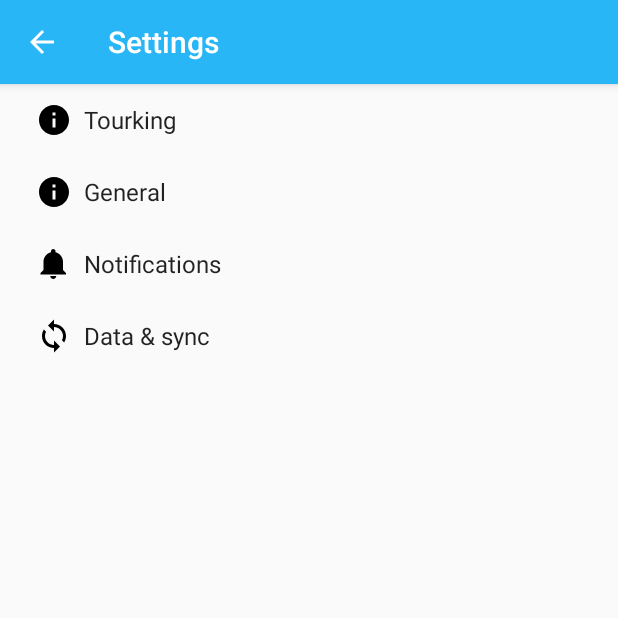
After one commit to TourKing/TourKingAndroid, an Android app: the SettingsActivity screen opened directly, with no data from a screen before it, on a phone screen of 412 x 824 dp, the top half of it. The commit adds this screen. Run offline under Robolectric (Android 15) with nearby library versions, the phone set to English and light mode, and no system bars.

Commit message:
pushing my settings changes to merge with holly's

```diff
--- a/TK/app/build.gradle
+++ b/TK/app/build.gradle
@@ -5,6 +5,8 @@ dependencies {
     implementation 'com.android.support:appcompat-v7:26.1.0'
     implementation 'com.android.support:design:26.1.0'
     implementation 'com.android.support.constraint:constraint-layout:1.0.2'
+    implementation 'com.android.support:support-v4:26.1.0'
+    implementation 'com.android.support:support-vector-drawable:26.1.0'
     compile 'com.android.support:recyclerview-v7:23.3.+'
     compile 'com.android.support:cardview-v7:23.3.+'
     testImplementation 'junit:junit:4.12'
@@ -31,6 +33,7 @@ android {
         versionName "1.0"
         testInstrumentationRunner "android.support.test.runner.AndroidJUnitRunner"
 
+        vectorDrawables.useSupportLibrary = true
     }
     buildTypes {
         release {
--- a/TK/app/src/main/java/com/holly/tourking/MainActivity.java
+++ b/TK/app/src/main/java/com/holly/tourking/MainActivity.java
@@ -153,8 +153,8 @@ public class MainActivity extends AppCompatActivity
                 this.section = "supermarket";
                 break;
             case R.id.nav_settings:
-                this.section = "settings";
-                break;
+                Intent intent = new Intent(this, SettingsActivity.class);
+                startActivity(intent);
         }
 
         // hide drawer
--- a/TK/app/src/main/res/values/strings.xml
+++ b/TK/app/src/main/res/values/strings.xml
@@ -22,4 +22,77 @@
     <string name="translate_text">Translate</string>
     <string name="speak_text">Speak</string>
     <string name="listen_text">Listen</string>
+    <string name="title_activity_settings">Settings</string>
+
+    <!-- Strings related to Settings -->
+
+    <!-- Example General settings -->
+    <string name="pref_header_general">General</string>
+
+    <string name="pref_title_social_recommendations">Enable social recommendations</string>
+    <string name="pref_description_social_recommendations">Recommendations for people to contact
+        based on your message history
+    </string>
+
+    <string name="pref_title_display_name">Display name</string>
+    <string name="pref_default_display_name">John Smith</string>
+
+    <string name="pref_title_add_friends_to_messages">Add friends to messages</string>
+    <string-array name="pref_example_list_titles">
+        <item>Always</item>
+        <item>When possible</item>
+        <item>Never</item>
+    </string-array>
+    <string-array name="pref_example_list_values">
+        <item>1</item>
+        <item>0</item>
+        <item>-1</item>
+    </string-array>
+
+    <!-- Example settings for Data & Sync -->
+    <string name="pref_header_data_sync">Data &amp; sync</string>
+
+    <string name="pref_title_sync_frequency">Sync frequency</string>
+    <string-array name="pref_sync_frequency_titles">
+        <item>15 minutes</item>
+        <item>30 minutes</item>
+        <item>1 hour</item>
+        <item>3 hours</item>
+        <item>6 hours</item>
+        <item>Never</item>
+    </string-array>
+    <string-array name="pref_sync_frequency_values">
+        <item>15</item>
+        <item>30</item>
+        <item>60</item>
+        <item>180</item>
+        <item>360</item>
+        <item>-1</item>
+    </string-array>
+
+    <string-array name="list_preference_entries">
+        <item>Entry 1</item>
+        <item>Entry 2</item>
+        <item>Entry 3</item>
+    </string-array>
+
+    <string-array name="list_preference_entry_values">
+        <item>1</item>
+        <item>2</item>
+        <item>3</item>
+    </string-array>
+
+    <string-array name="multi_select_list_preference_default_value" />
+
+    <string name="pref_title_system_sync_settings">System sync settings</string>
+
+    <!-- Example settings for Notifications -->
+    <string name="pref_header_notifications">Notifications</string>
+
+    <string name="pref_title_new_message_notifications">New message notifications</string>
+
+    <string name="pref_title_ringtone">Ringtone</string>
+    <string name="pref_ringtone_silent">Silent</string>
+
+    <string name="pref_title_vibrate">Vibrate</string>
 </resources>
--- /dev/null
+++ b/TK/app/src/main/res/xml/pref_data_sync.xml
@@ -0,0 +1,21 @@
+<PreferenceScreen xmlns:android="http://schemas.android.com/apk/res/android">
+
+    <!-- NOTE: Hide buttons to simplify the UI. Users can touch outside the dialog to
+         dismiss it. -->
+    <!-- NOTE: ListPreference's summary should be set to its value by the activity code. -->
+    <ListPreference
+        android:defaultValue="180"
+        android:entries="@array/pref_sync_frequency_titles"
+        android:entryValues="@array/pref_sync_frequency_values"
+        android:key="sync_frequency"
+        android:negativeButtonText="@null"
+        android:positiveButtonText="@null"
+        android:title="@string/pref_title_sync_frequency" />
+
+    <!-- This preference simply launches an intent when selected. Use this UI sparingly, per
+         design guidelines. -->
+    <Preference android:title="@string/pref_title_system_sync_settings">
+        <intent android:action="android.settings.SYNC_SETTINGS" />
+    </Preference>
+
+</PreferenceScreen>
--- /dev/null
+++ b/TK/app/src/main/res/xml/pref_general.xml
@@ -0,0 +1,33 @@
+<PreferenceScreen xmlns:android="http://schemas.android.com/apk/res/android">
+
+    <SwitchPreference
+        android:defaultValue="true"
+        android:key="example_switch"
+        android:summary="@string/pref_description_social_recommendations"
+        android:title="@string/pref_title_social_recommendations" />
+
+    <!-- NOTE: EditTextPreference accepts EditText attributes. -->
+    <!-- NOTE: EditTextPreference's summary should be set to its value by the activity code. -->
+    <EditTextPreference
+        android:capitalize="words"
+        android:defaultValue="@string/pref_default_display_name"
+        android:inputType="textCapWords"
+        android:key="example_text"
+        android:maxLines="1"
+        android:selectAllOnFocus="true"
+        android:singleLine="true"
+        android:title="@string/pref_title_display_name" />
+
+    <!-- NOTE: Hide buttons to simplify the UI. Users can touch outside the dialog to
+         dismiss it. -->
+    <!-- NOTE: ListPreference's summary should be set to its value by the activity code. -->
+    <ListPreference
+        android:defaultValue="-1"
+        android:entries="@array/pref_example_list_titles"
+        android:entryValues="@array/pref_example_list_values"
+        android:key="example_list"
+        android:negativeButtonText="@null"
+        android:positiveButtonText="@null"
+        android:title="@string/pref_title_add_friends_to_messages" />
+
+</PreferenceScreen>
--- /dev/null
+++ b/TK/app/src/main/res/xml/pref_headers.xml
@@ -0,0 +1,24 @@
+<preference-headers xmlns:android="http://schemas.android.com/apk/res/android">
+
+    <!-- These settings headers are only used on tablets. -->
+    <header
+        android:fragment="com.holly.tourking.SettingsActivity$TourkingPreferenceFragment"
+        android:icon="@drawable/ic_info_black_24dp"
+        android:title="Tourking" />
+
+    <header
+        android:fragment="com.holly.tourking.SettingsActivity$GeneralPreferenceFragment"
+        android:icon="@drawable/ic_info_black_24dp"
+        android:title="@string/pref_header_general" />
+
+    <header
+        android:fragment="com.holly.tourking.SettingsActivity$NotificationPreferenceFragment"
+        android:icon="@drawable/ic_notifications_black_24dp"
+        android:title="@string/pref_header_notifications" />
+
+    <header
+        android:fragment="com.holly.tourking.SettingsActivity$DataSyncPreferenceFragment"
+        android:icon="@drawable/ic_sync_black_24dp"
+        android:title="@string/pref_header_data_sync" />
+
+</preference-headers>
--- /dev/null
+++ b/TK/app/src/main/res/xml/pref_notification.xml
@@ -0,0 +1,27 @@
+<PreferenceScreen xmlns:android="http://schemas.android.com/apk/res/android">
+
+    <!-- A 'parent' preference, which enables/disables child preferences (below)
+         when checked/unchecked. -->
+    <SwitchPreference
+        android:defaultValue="true"
+        android:key="notifications_new_message"
+        android:title="@string/pref_title_new_message_notifications" />
+
+    <!-- Allows the user to choose a ringtone in the 'notification' category. -->
+    <!-- NOTE: This preference will be enabled only when the checkbox above is checked. -->
+    <!-- NOTE: RingtonePreference's summary should be set to its value by the activity code. -->
+    <RingtonePreference
+        android:defaultValue="content://settings/system/notification_sound"
+        android:dependency="notifications_new_message"
+        android:key="notifications_new_message_ringtone"
+        android:ringtoneType="notification"
+        android:title="@string/pref_title_ringtone" />
+
+    <!-- NOTE: This preference will be enabled only when the checkbox above is checked. -->
+    <SwitchPreference
+        android:defaultValue="true"
+        android:dependency="notifications_new_message"
+        android:key="notifications_new_message_vibrate"
+        android:title="@string/pref_title_vibrate" />
+
+</PreferenceScreen>
--- /dev/null
+++ b/TK/app/src/main/res/xml/pref_tourking.xml
@@ -0,0 +1,4 @@
+<?xml version="1.0" encoding="utf-8"?>
+<PreferenceScreen xmlns:android="http://schemas.android.com/apk/res/android">
+
+</PreferenceScreen>
```
Also changed, not shown: TK/app/src/main/AndroidManifest.xml (+9 -10 lines), TK/app/src/main/java/com/holly/tourking/SettingsActivity.java (added, +285 -0 lines).
